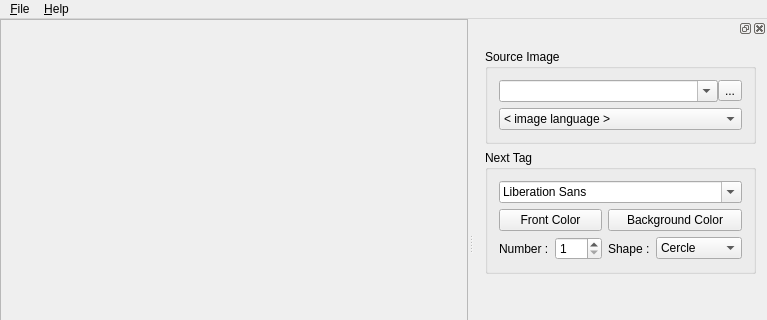
This is mainwindow.ui in redkite001/imagetagger as Qt 5 draws it before an edit; both pictures show x 0 to 767 and y 0 to 320 of the 767 by 488 pixel window. The edited form follows.
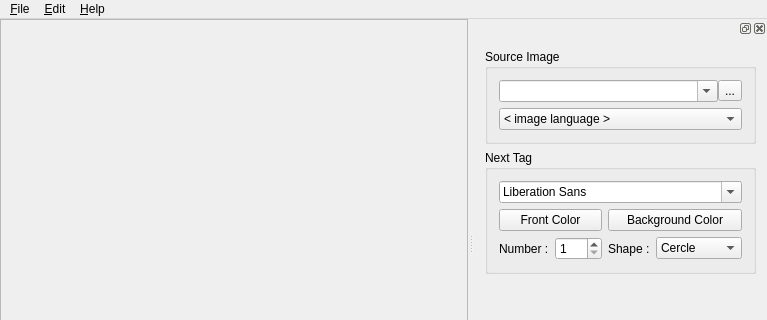
This is the edited form.

What changed in the file:
```diff
--- a/mainwindow.ui
+++ b/mainwindow.ui
@@ -64,7 +64,14 @@
     <addaction name="actionAboutQt"/>
     <addaction name="actionAboutImageTagger"/>
    </widget>
+   <widget class="QMenu" name="menu_Edit">
+    <property name="title">
+     <string>&amp;Edit</string>
+    </property>
+    <addaction name="actionCopy"/>
+   </widget>
    <addaction name="menu_File"/>
+   <addaction name="menu_Edit"/>
    <addaction name="menuAbout_Qt"/>
   </widget>
   <widget class="QStatusBar" name="statusBar"/>
```
Left out of the diff: 17 changed lines with no effect on the pictures.
